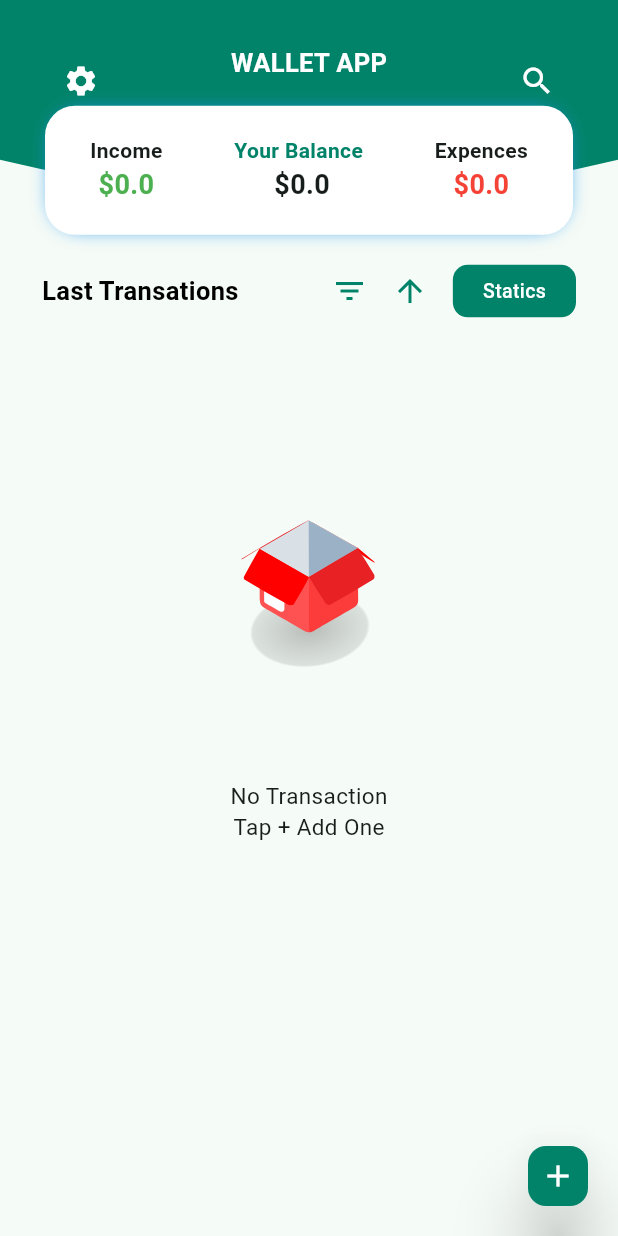
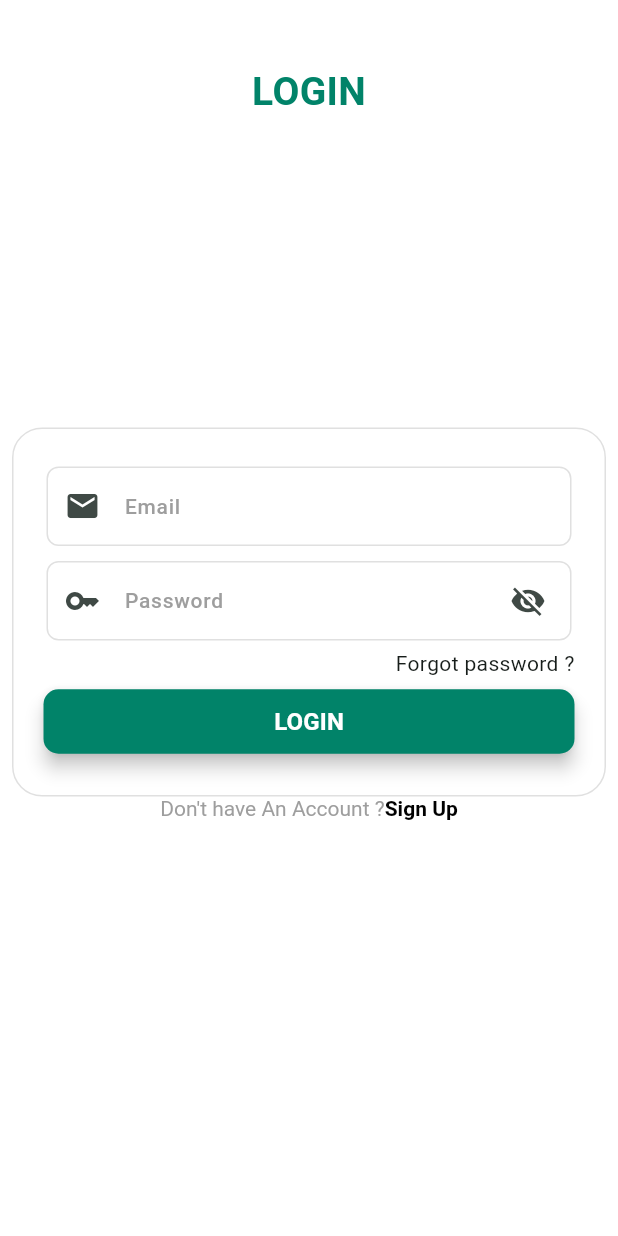
Before and after one commit to safvansafvan/money_manager_MT, a Flutter app: the screen it shows after launch, on a phone screen of 412 x 824 dp. Run offline on Flutter 3.47's test engine with Material 3 defaults, Android fonts, the phone set to English and light mode, and no system bars; our stand-ins replace connectivity_plus, email_validator, firebase_core, flutter_local_notifications, flutter_slidable, fluttertoast and 5 more; missing offline and left inert: aligned_dialog; accounts and stored records are empty.

Commit message:
ui completed for auth

```diff
--- /dev/null
+++ b/lib/presentation/getx/auth_controller.dart
@@ -0,0 +1,23 @@
+import 'package:flutter/material.dart';
+import 'package:get/get.dart';
+
+class AuthCtrl extends GetxController {
+  bool isLogin = false;
+  bool isobx = true;
+
+  void loginState() {
+    isLogin = !isLogin;
+    update();
+  }
+
+  void passwordObx() {
+    isobx = !isobx;
+    update();
+  }
+
+  TextEditingController emailCtrl = TextEditingController();
+  TextEditingController passwordCtrl = TextEditingController();
+  TextEditingController conformpasswordCtrl = TextEditingController();
+  TextEditingController nameCtrl = TextEditingController();
+  TextEditingController phoneCtrl = TextEditingController();
+}
--- /dev/null
+++ b/lib/presentation/views/auth/auth.dart
@@ -0,0 +1,86 @@
+import 'package:flutter/material.dart';
+import 'package:get/get.dart';
+import 'package:moneymanager/presentation/getx/auth_controller.dart';
+import 'package:moneymanager/presentation/views/auth/widget/login_wid.dart';
+import 'package:moneymanager/presentation/views/auth/widget/singup_wid.dart';
+import 'package:moneymanager/utils/constant/color.dart';
+import 'package:moneymanager/utils/resouces/res.dart';
+
+class LoginView extends StatefulWidget {
+  const LoginView({super.key});
+
+  @override
+  State<LoginView> createState() => _LoginViewState();
+}
+
+class _LoginViewState extends State<LoginView> {
+  @override
+  void initState() {
+    super.initState();
+  }
+
+  @override
+  Widget build(BuildContext context) {
+    return Scaffold(
+      backgroundColor: CustomColors.kwhite,
+      body: SafeArea(
+        child: Padding(
+          padding: const EdgeInsets.all(8.0),
+          child: GetBuilder<AuthCtrl>(
+            builder: (lCtrl) {
+              return SingleChildScrollView(
+                child: Column(
+                  mainAxisAlignment: MainAxisAlignment.center,
+                  crossAxisAlignment: CrossAxisAlignment.center,
+                  children: [
+                    Padding(
+                      padding: const EdgeInsets.only(top: 35),
+                      child: Align(
+                        alignment: Alignment.center,
+                        child: Text(
+                          lCtrl.isLogin == false ? 'LOGIN' : 'SINGUP',
+                          style: CustomFuction.style(
+                              fontWeight: FontWeight.bold,
+                              size: 26,
+                              color: CustomColors.appClr),
+                        ),
+                      ),
+                    ),
+                    lCtrl.isLogin == false
+                        ? const SizedBox(height: 180)
+                        : const SizedBox(height: 50),
+                    lCtrl.isLogin == false
+                        ? const LoginWidget()
+                        : const SignUpWid(),
+                    GestureDetector(
+                      onTap: () {
+                        lCtrl.loginState();
+                      },
+                      child: RichText(
+                        text: TextSpan(
+                          text: lCtrl.isLogin == false
+                              ? "Don't have An Account ?"
+                              : 'have An Account ?',
+                          style: TextStyle(color: CustomColors.kgrey),
+                          children: [
+                            TextSpan(
+                              text:
+                                  lCtrl.isLogin == false ? 'Sign Up' : 'Login',
+                              style: TextStyle(
+                                  color: CustomColors.kblack,
+                                  fontWeight: FontWeight.w600),
+                            ),
+                          ],
+                        ),
+                      ),
+                    ),
+                  ],
+                ),
+              );
+            },
+          ),
+        ),
+      ),
+    );
+  }
+}
--- /dev/null
+++ b/lib/presentation/views/auth/widget/login_form.dart
@@ -0,0 +1,147 @@
+import 'package:email_validator/email_validator.dart';
+import 'package:flutter/material.dart';
+import 'package:flutter/services.dart';
+import 'package:get/get.dart';
+import 'package:get/get_state_manager/get_state_manager.dart';
+import 'package:moneymanager/presentation/getx/auth_controller.dart';
+import 'package:moneymanager/utils/constant/color.dart';
+
+class LoginFrom extends StatelessWidget {
+  const LoginFrom(
+      {super.key,
+      required this.label,
+      required this.controller,
+      required this.prefixIcon,
+      this.inputType,
+      this.isUsername = false,
+      this.isPassword = false,
+      this.isconformPassword = false,
+      this.isname = false,
+      this.isnumber = false});
+
+  final TextEditingController controller;
+  final String label;
+  final bool isPassword;
+  final bool isUsername;
+  final bool isname;
+  final bool isconformPassword;
+  final bool isnumber;
+
+  final IconData prefixIcon;
+  final TextInputType? inputType;
+
+  @override
+  Widget build(BuildContext context) {
+    return GetBuilder<AuthCtrl>(builder: (loginCtrl) {
+      return Padding(
+        padding: const EdgeInsets.symmetric(horizontal: 22, vertical: 5),
+        child: Center(
+          child: TextFormField(
+            inputFormatters: isnumber == true
+                ? [
+                    FilteringTextInputFormatter.digitsOnly,
+                    LengthLimitingTextInputFormatter(10)
+                  ]
+                : [],
+            keyboardType: inputType,
+            autovalidateMode: AutovalidateMode.onUserInteraction,
+            controller: controller,
+            cursorColor: Colors.black,
+            style: const TextStyle(fontWeight: FontWeight.w500, fontSize: 14),
+            maxLengthEnforcement: MaxLengthEnforcement.none,
+            decoration: InputDecoration(
+              prefixIcon: Icon(prefixIcon),
+              suffixIcon: isPassword == true
+                  ? Padding(
+                      padding: const EdgeInsets.only(right: 5),
+                      child: IconButton(
+                        onPressed: () {
+                          loginCtrl.passwordObx();
+                        },
+                        icon: Icon(
+                          loginCtrl.isobx
+                              ? Icons.visibility_off
+                              : Icons.visibility,
+                        ),
+                      ),
+                    )
+                  : null,
+              errorStyle: const TextStyle(
+                  fontWeight: FontWeight.w500, fontSize: 14, color: Colors.red),
+              label: Text(label),
+              labelStyle: const TextStyle(
+                  fontWeight: FontWeight.w500,
+                  fontSize: 14,
+                  color: Colors.grey),
+              enabledBorder: OutlineInputBorder(
+                borderRadius: BorderRadius.circular(8),
+                borderSide: BorderSide(color: CustomColors.borderClr),
+              ),
+              focusedBorder: OutlineInputBorder(
+                borderRadius: BorderRadius.circular(8),
+                borderSide: BorderSide(color: CustomColors.borderClr),
+              ),
+              errorBorder: OutlineInputBorder(
+                borderRadius: BorderRadius.circular(8),
+                borderSide: const BorderSide(color: Colors.red),
+              ),
+              focusedErrorBorder: OutlineInputBorder(
+                borderRadius: BorderRadius.circular(8),
+                borderSide: const BorderSide(color: Colors.red),
+              ),
+            ),
+            obscureText: isPassword == true ? loginCtrl.isobx : false,
+            validator: (value) {
+              if (isPassword) {
+                if (value == null || value.isEmpty) {
+                  return 'Enter Password';
+                }
+                if (value.length < 7) {
+                  return 'Minimum 7 Letters';
+                }
+              }
+              if (isUsername) {
+                if (value == null || value.isEmpty) {
+                  return 'Enter Email';
+                }
+                if (!EmailValidator.validate(value)) {
+                  return 'Enter Valid Email';
+                }
+              }
+              if (isconformPassword) {
+                if (value == null || value.isEmpty) {
+                  return 'Enter Passwor';
+                }
+                if (value.length < 7) {
+                  return 'Minimum 7 Letters';
+                }
+                if (loginCtrl.passwordCtrl.text !=
+                    loginCtrl.conformpasswordCtrl.text) {
+                  return 'Password Incorrect';
+                }
+              }
+              if (isname) {
+                if (value == null || value.isEmpty) {
+                  return 'Enter Name';
+                }
+                if (value.length < 4) {
+                  return 'Enter Valid Name';
+                }
+              }
+              if (isnumber) {
+                if (value == null || value.isEmpty) {
+                  return 'Enter Name';
+                }
+                if (value.length != 10) {
+                  return 'Enter Valid Number';
+                }
+              }
+
+              return null;
+            },
+          ),
+        ),
+      );
+    });
+  }
+}
--- /dev/null
+++ b/lib/presentation/views/auth/widget/login_wid.dart
@@ -0,0 +1,82 @@
+import 'package:flutter/material.dart';
+import 'package:get/get.dart';
+import 'package:moneymanager/config/theme.dart';
+import 'package:moneymanager/presentation/getx/auth_controller.dart';
+import 'package:moneymanager/presentation/views/auth/widget/login_form.dart';
+import 'package:moneymanager/utils/constant/color.dart';
+import 'package:moneymanager/utils/resouces/res.dart';
+
+class LoginWidget extends StatelessWidget {
+  const LoginWidget({super.key});
+
+  @override
+  Widget build(BuildContext context) {
+    final formKey = GlobalKey<FormState>();
+    final lCtrl = Get.find<AuthCtrl>();
+    return Padding(
+      padding: const EdgeInsets.only(top: 25),
+      child: AnimatedContainer(
+        decoration: BoxDecoration(
+          borderRadius: BorderRadius.circular(20),
+          border: Border.all(color: Colors.grey[300]!),
+        ),
+        duration: const Duration(milliseconds: 500),
+        child: Padding(
+          padding: const EdgeInsets.symmetric(vertical: 20),
+          child: Form(
+            key: formKey,
+            child: Column(
+              mainAxisSize: MainAxisSize.min,
+              children: [
+                LoginFrom(
+                  label: 'Email',
+                  prefixIcon: Icons.email,
+                  controller: lCtrl.emailCtrl,
+                  inputType: TextInputType.name,
+                  isUsername: true,
+                ),
+                LoginFrom(
+                  label: 'Password',
+                  prefixIcon: Icons.key,
+                  controller: lCtrl.passwordCtrl,
+                  inputType: TextInputType.name,
+                  isPassword: true,
+                ),
+                const Align(
+                  alignment: Alignment.centerRight,
+                  child: Padding(
+                    padding: EdgeInsets.only(right: 20),
+                    child: Text('Forgot password ?'),
+                  ),
+                ),
+                Padding(
+                  padding:
+                      const EdgeInsets.symmetric(horizontal: 20, vertical: 5),
+                  child: SizedBox(
+                    width: double.infinity,
+                    child: ElevatedButton(
+                      style: AppTheme.buttonStyle,
+                      onPressed: () async {
+                        if (formKey.currentState!.validate()) {}
+                      },
+                      child: Padding(
+                        padding: const EdgeInsets.symmetric(vertical: 10),
+                        child: Text(
+                          'LOGIN',
+                          style: CustomFuction.style(
+                              fontWeight: FontWeight.w600,
+                              size: 16,
+                              color: CustomColors.kwhite),
+                        ),
+                      ),
+                    ),
+                  ),
+                )
+              ],
+            ),
+          ),
+        ),
+      ),
+    );
+  }
+}
--- a/lib/presentation/views/settings/widget/settings_tile_widget.dart
+++ b/lib/presentation/views/settings/widget/settings_tile_widget.dart
@@ -17,9 +17,7 @@ class SettingsTileWidget extends StatelessWidget {
       {super.key,
       required this.icon,
       required this.text,
-      this.isAboutus = false,
       this.isFeedback = false,
-      this.isPrivacy = false,
       this.isShare = false,
       this.resetApp = false});
   final IconData icon;
@@ -50,7 +48,7 @@ class SettingsTileWidget extends StatelessWidget {
         decoration: BoxDecoration(
           color: CustomColors.containerColor,
           borderRadius: BorderRadius.circular(10),
-          border: Border.all(color: CustomColors.commonClr),
+          border: Border.all(color: Colors.grey[300]!),
         ),
         child: Padding(
           padding: const EdgeInsets.symmetric(horizontal: 20),
--- a/lib/presentation/views/splash/screen_loding.dart
+++ b/lib/presentation/views/splash/screen_loding.dart
@@ -3,6 +3,7 @@ import 'package:get/get.dart';
 import 'package:lottie/lottie.dart';
 import 'package:moneymanager/presentation/getx/category_db_controller.dart';
 import 'package:moneymanager/presentation/getx/transaction_db_controller.dart';
+import 'package:moneymanager/presentation/views/auth/auth.dart';
 import 'package:moneymanager/presentation/views/home/home_screen.dart';
 import 'package:moneymanager/utils/constant/color.dart';
 import 'package:moneymanager/utils/constant/duration.dart';
@@ -49,7 +50,7 @@ class _InitialScreenState extends State<InitialScreen> {
 
   Future<void> navigation(context) async {
     await Future.delayed(const Duration(seconds: 3), () {});
-    await Get.to(() => const MyHomeScreen(),
+    await Get.to(() => const LoginView(),
         transition: Transition.zoom,
         curve: Curves.easeOut,
         duration: AppDuration.appDuration);
--- a/lib/utils/constant/color.dart
+++ b/lib/utils/constant/color.dart
@@ -1,6 +1,7 @@
 import 'package:flutter/material.dart';
 
 class CustomColors {
+  static Color borderClr = Colors.grey[300]!;
   static Color appClr = const Color(0xff018369);
   static Color kblue = Colors.blue;
   static Color kwhite = Colors.white;
--- a/lib/utils/resouces/init_controllers.dart
+++ b/lib/utils/resouces/init_controllers.dart
@@ -1,4 +1,5 @@
 import 'package:get/get.dart';
+import 'package:moneymanager/presentation/getx/auth_controller.dart';
 import 'package:moneymanager/presentation/getx/category_db_controller.dart';
 import 'package:moneymanager/presentation/getx/globel_controller.dart';
 import 'package:moneymanager/presentation/getx/internet_controller.dart';
@@ -12,6 +13,6 @@ class InitCtrl {
     Get.put(CategoryDbController());
     Get.put(InternetController());
     Get.put(TransactionSearchController());
-    Get.put(TransactionSearchController());
+    Get.put(AuthCtrl());
   }
 }
--- a/pubspec.yaml
+++ b/pubspec.yaml
@@ -25,6 +25,9 @@ dependencies:
   aligned_dialog: ^0.0.7
   flutter_local_notifications: ^17.1.2
   timezone: ^0.9.3
+  email_validator: ^2.1.17
+  firebase_core: ^2.27.2
+  firebase_auth: ^4.18.0
 
 dev_dependencies:
   flutter_test:
```
Also changed, not shown: lib/presentation/views/auth/widget/singup_wid.dart (added, +96 -0 lines), firebase.json (added), lib/firebase_options.dart (added), pubspec.lock, 8 other files.
